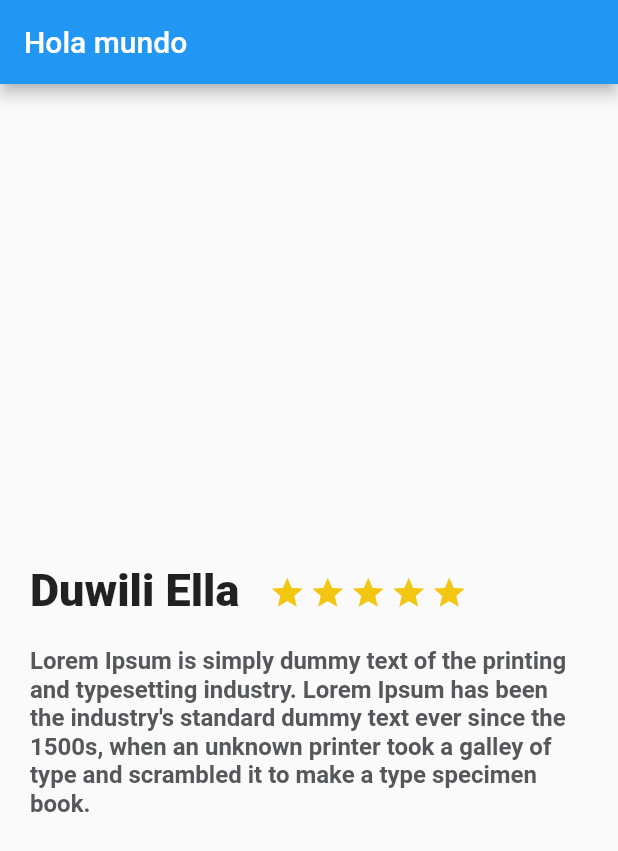
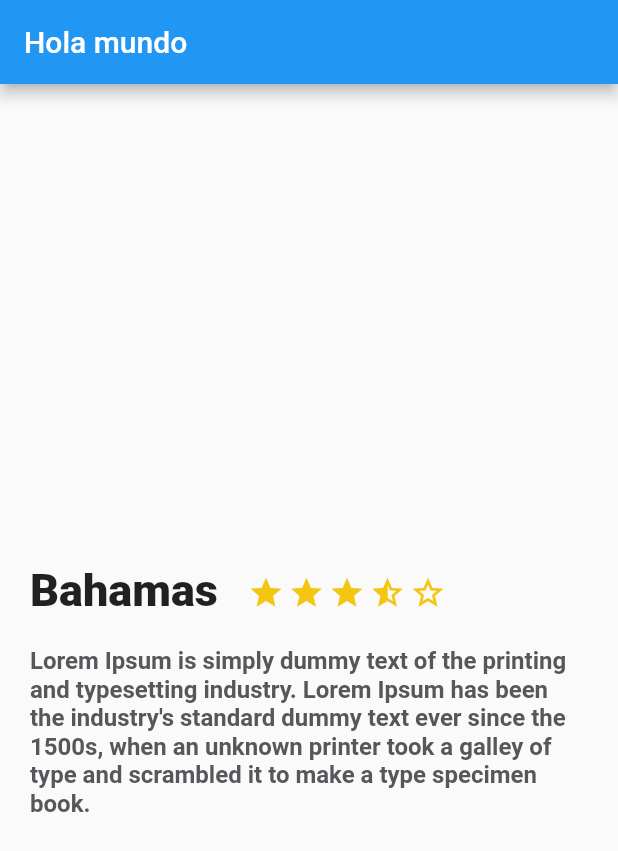
Before and after one commit to CriGacituaFlores/FlutterUIDesign, a Flutter app: the screen it shows after launch, on a phone screen of 412 x 824 dp. Shown: the top 851 px of the screen. Run offline on Flutter 3.47's test engine with Material 2 defaults, Android fonts, the phone set to English and light mode, and no system bars.

Commit message:
Constructor to DescriptionPlace

```diff
--- a/lib/description_place.dart
+++ b/lib/description_place.dart
@@ -1,13 +1,39 @@
 import 'package:flutter/material.dart';
 
 class DescriptionPlace extends StatelessWidget {
+
+  String namePlace;
+  int starts;
+  String descriptionPlace;
+
+  //Constructor
+  DescriptionPlace(this.namePlace, this.starts, this.descriptionPlace);
+
   @override
   Widget build(BuildContext context) {
     // TODO: implement build
 
-    final descriptionDummy = "Lorem Ipsum is simply dummy text of the printing and typesetting industry. "
-        "Lorem Ipsum has been the industry's standard dummy text ever since the 1500s, "
-        "when an unknown printer took a galley of type and scrambled it to make a type specimen book.";
+    final star_border = Container(
+      margin: EdgeInsets.only(
+        top: 323.0,
+        right: 3.0,
+      ),
+      child: Icon(
+        Icons.star_border,
+        color: Color(0xFFf2C611),
+      ),
+    );
+
+    final star_half = Container(
+      margin: EdgeInsets.only(
+        top: 323.0,
+        right: 3.0,
+      ),
+      child: Icon(
+        Icons.star_half,
+        color: Color(0xFFf2C611),
+      ),
+    );
 
     final star = Container(
       margin: EdgeInsets.only(
@@ -29,7 +55,7 @@ class DescriptionPlace extends StatelessWidget {
             right: 20.0
           ),
           child: Text(
-            "Duwili Ella",
+            namePlace,
             style: TextStyle(
               fontSize: 30.0,
               fontWeight: FontWeight.w900,
@@ -42,8 +68,8 @@ class DescriptionPlace extends StatelessWidget {
             star,
             star,
             star,
-            star,
-            star
+            star_half,
+            star_border
           ],
         ),
       ]
@@ -56,7 +82,7 @@ class DescriptionPlace extends StatelessWidget {
         right: 20.0
       ),
       child: new Text(
-        descriptionDummy,
+        descriptionPlace,
         style: const TextStyle(
           fontSize: 16.0,
           fontWeight: FontWeight.bold,
--- a/lib/main.dart
+++ b/lib/main.dart
@@ -4,6 +4,10 @@ import 'description_place.dart';
 void main() => runApp(MyApp());
 
 class MyApp extends StatelessWidget {
+
+  final descriptionDummy = "Lorem Ipsum is simply dummy text of the printing and typesetting industry. "
+      "Lorem Ipsum has been the industry's standard dummy text ever since the 1500s, "
+      "when an unknown printer took a galley of type and scrambled it to make a type specimen book.";
 
   // This widget is the root of your application.
   @override
@@ -26,7 +30,7 @@ class MyApp extends StatelessWidget {
         appBar: AppBar(
           title: Text("Hola mundo")
         ),
-        body: new DescriptionPlace(),
+        body: new DescriptionPlace("Bahamas", 4, descriptionDummy),
       )//MyHomePage(title: 'Flutter Demo Home Page'),
     );
   }
```
